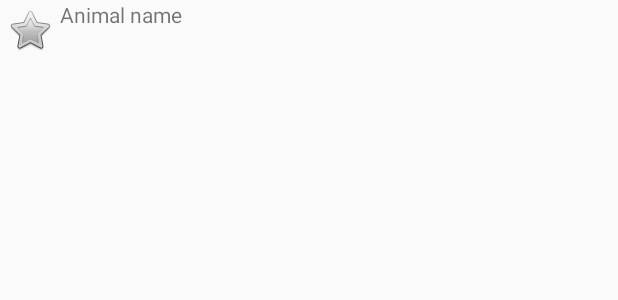
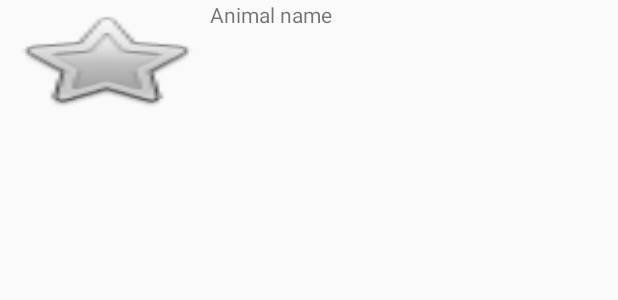
Before and after one commit to zdrubvit/ZooPraha, an Android app: the layout fragment_lexicon_list_item.xml on its own in the app's theme, with its tools: preview values and no code run, on a phone screen of 412 x 824 dp. Shown: the top 300 px of the screen. Run offline under Robolectric (Android 15) with nearby library versions, the phone set to English and light mode, and no system bars.

```diff
--- a/app/src/main/java/cz/zdrubecky/zoopraha/AnimalDetailActivity.java
+++ b/app/src/main/java/cz/zdrubecky/zoopraha/AnimalDetailActivity.java
@@ -5,7 +5,6 @@ import android.content.Intent;
 import android.support.v4.app.Fragment;
 
 public class AnimalDetailActivity extends SingleFragmentActivity {
-    private static final String ARG_ANIMAL_ID = "animal_id";
     private static final String EXTRA_ANIMAL_ID = "cz.zdrubecky.zoopraha.animal_id";
 
     public static Intent newIntent(Context packageContext, String animalId) {
--- a/app/src/main/java/cz/zdrubecky/zoopraha/AnimalPagerActivity.java
+++ b/app/src/main/java/cz/zdrubecky/zoopraha/AnimalPagerActivity.java
@@ -52,7 +52,7 @@ public class AnimalPagerActivity extends AppCompatActivity {
         // Take the ID from an incoming intent and use it to get the current item + set it inside the pager
         String animalId = (String) getIntent().getSerializableExtra(EXTRA_ANIMAL_ID);
         for (int i = 0; i < mAnimals.size(); i++) {
-            if (mAnimals.get(i).getId() == animalId) {
+            if (mAnimals.get(i).getId().equals(animalId)) {
                 mViewPager.setCurrentItem(i);
                 break;
             }
--- a/app/src/main/java/cz/zdrubecky/zoopraha/LexiconListActivity.java
+++ b/app/src/main/java/cz/zdrubecky/zoopraha/LexiconListActivity.java
@@ -63,7 +63,7 @@ public class LexiconListActivity
 
         // Check if there's not a split view and therefore we're not working with a tablet
         if (findViewById(R.id.detail_fragment_container) == null) {
-            Intent intent = AnimalDetailActivity.newIntent(this, animal.getId());
+            Intent intent = AnimalPagerActivity.newIntent(this, animal.getId());
             startActivity(intent);
         } else {
             Fragment animalDetail = AnimalFragment.newInstance(animal.getId());
--- a/app/src/main/java/cz/zdrubecky/zoopraha/LexiconListFragment.java
+++ b/app/src/main/java/cz/zdrubecky/zoopraha/LexiconListFragment.java
@@ -67,8 +67,13 @@ public class LexiconListFragment extends Fragment {
         // Save the view so it can be worked on even before this method finishes
         mView = view;
 
+        // Get the recyclerview, provide it with a layout manager and setup the pre-fetching options
         mAnimalRecyclerView = (RecyclerView) view.findViewById(R.id.recycler_view);
         mAnimalRecyclerView.setLayoutManager(new LinearLayoutManager(getActivity()));
+        mAnimalRecyclerView.setHasFixedSize(true);
+        mAnimalRecyclerView.setItemViewCacheSize(20);
+        mAnimalRecyclerView.setDrawingCacheEnabled(true);
+        mAnimalRecyclerView.setDrawingCacheQuality(View.DRAWING_CACHE_QUALITY_HIGH);
 
         updateUI();
 
--- a/app/src/main/res/layout/fragment_lexicon_list_item.xml
+++ b/app/src/main/res/layout/fragment_lexicon_list_item.xml
@@ -6,9 +6,10 @@
                 android:orientation="horizontal">
     <ImageView
         android:id="@+id/fragment_lexicon_list_item_image_imageview"
-        android:layout_width="wrap_content"
-        android:layout_height="wrap_content"
+        android:layout_width="140dp"
+        android:layout_height="80dp"
         android:padding="4dp"
+        android:scaleType="fitXY"
         tools:src="@android:drawable/btn_star"/>
     <TextView
         android:id="@+id/fragment_lexicon_list_item_name_textview"
```
